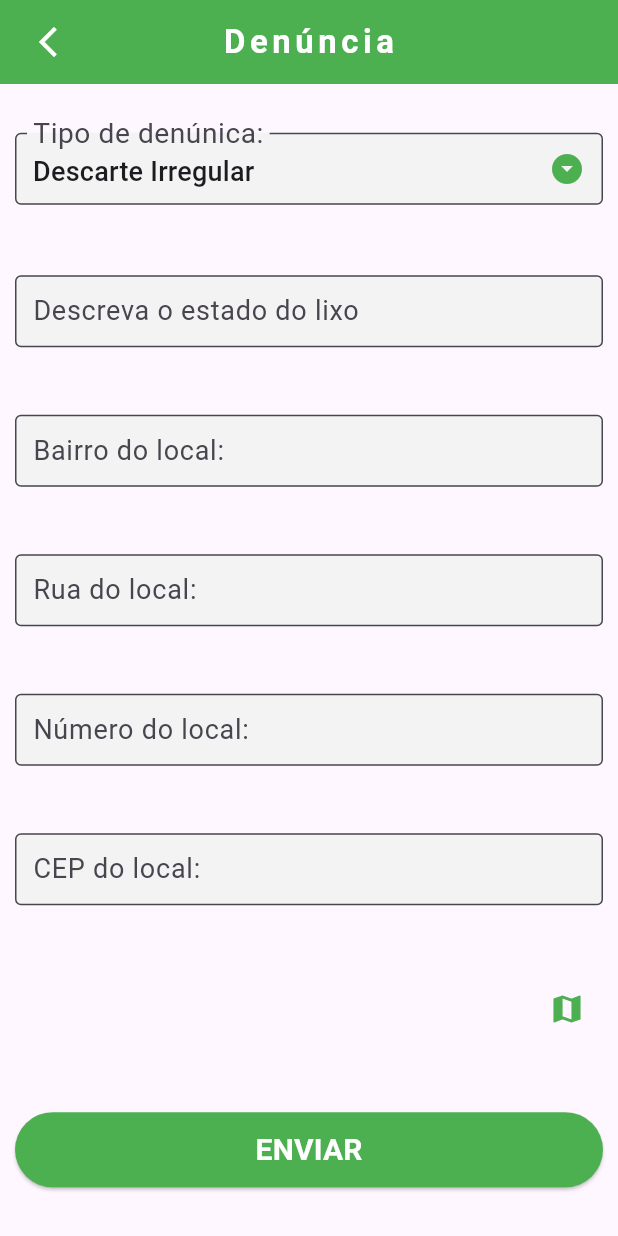
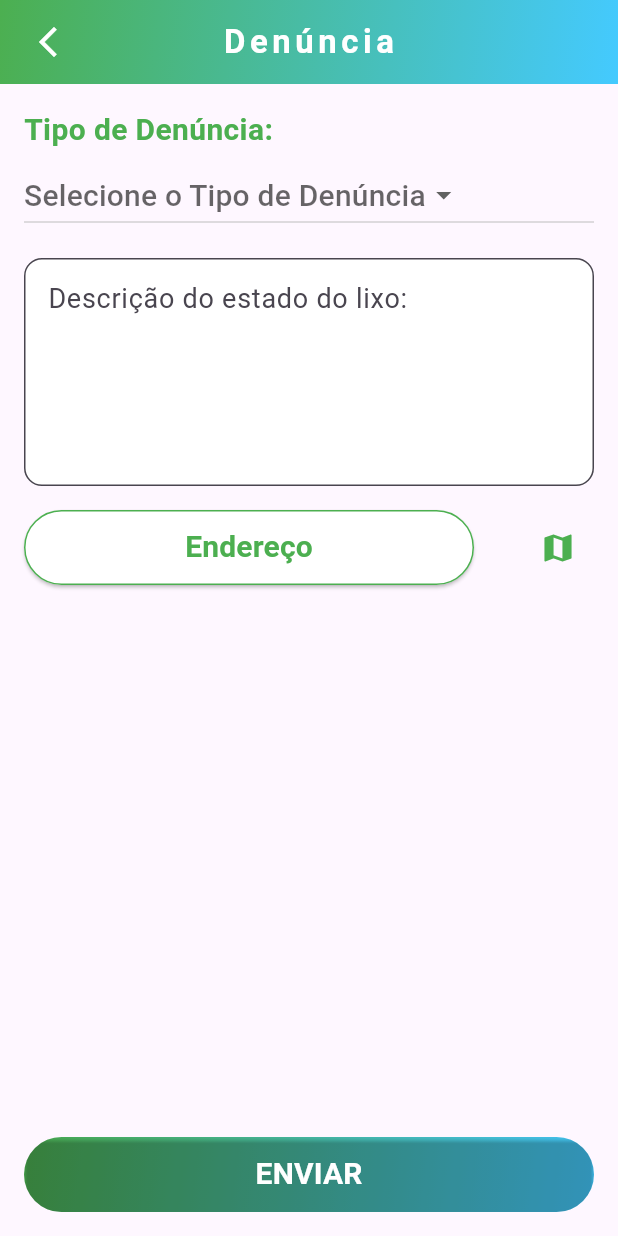
Before and after one commit to kauanr0d/coletaSeletiva-ES-main2, a Flutter app: the Menu screen opened directly with empty values, after a tap on "DENÚNCIAS", on a phone screen of 412 x 824 dp. Run offline on Flutter 3.47's test engine with Material 3 defaults, Android fonts, the phone set to English and light mode, and no system bars; our stand-ins replace sqflite, sqflite_common_ffi; accounts and stored records are empty.

Commit message:
pedro: visual atualizado

```diff
--- a/lib/Telas/Denuncia/TelaDenuncia.dart
+++ b/lib/Telas/Denuncia/TelaDenuncia.dart
@@ -2,7 +2,6 @@ import 'package:flutter/material.dart';
 import 'package:flutter/services.dart';
 import 'package:projeto_coleta_seletiva/DAO/DenunciaDAOImpl.dart';
 import 'package:projeto_coleta_seletiva/InputFormatter/CepInputFormatter.dart';
-import 'package:projeto_coleta_seletiva/Interfaces/DenunciaDAO.dart';
 import 'package:projeto_coleta_seletiva/Models/Denuncia.dart';
 import 'package:projeto_coleta_seletiva/Models/Usuario.dart';
 import 'package:projeto_coleta_seletiva/Models/Enums/TipoDenuncia.dart';
@@ -11,9 +10,8 @@ import 'package:projeto_coleta_seletiva/Models/Endereco.dart';
 class TelaDenuncia extends StatefulWidget {
   final Usuario usuario;
 
-  TelaDenuncia(
-      {Key? key,
-      required this.usuario}); // Construtor que recebe o usuário como parâmetro
+  TelaDenuncia({Key? key, required this.usuario})
+      : super(key: key); // Construtor que recebe o usuário como parâmetro
 
   @override
   State<TelaDenuncia> createState() => _TelaDenunciaState(usuario: usuario);
@@ -21,11 +19,16 @@ class TelaDenuncia extends StatefulWidget {
 
 class _TelaDenunciaState extends State<TelaDenuncia> {
   final Usuario usuario;
-  TipoDenuncia _selectedTipoDenuncia = TipoDenuncia.DescarteIrregular;
+  TipoDenuncia? _selectedTipoDenuncia;
   String descricaoDenuncia = "";
   Endereco endereco = Endereco("", "", 0, "");
 
   _TelaDenunciaState({required this.usuario});
+
+  TextEditingController bairroController = TextEditingController();
+  TextEditingController ruaController = TextEditingController();
+  TextEditingController numeroController = TextEditingController();
+  TextEditingController cepController = TextEditingController();
 
   @override
   Widget build(BuildContext context) {
@@ -41,7 +44,20 @@ class _TelaDenunciaState extends State<TelaDenuncia> {
             ),
           ),
           centerTitle: true, // Centraliza o título na AppBar
-          backgroundColor: Colors.green,
+          backgroundColor:
+              Colors.transparent, // Defina a cor de fundo como transparente
+          flexibleSpace: Container(
+            decoration: const BoxDecoration(
+              gradient: LinearGradient(
+                colors: [
+                  Colors.green,
+                  Color.fromARGB(255, 68, 202, 255),
+                ], // Cores do gradiente
+                begin: Alignment.topLeft,
+                end: Alignment.bottomRight,
+              ),
+            ),
+          ),
           leading: GestureDetector(
             onTap: () {
               // Ação quando qualquer parte do container é clicada
@@ -62,181 +78,103 @@ class _TelaDenunciaState extends State<TelaDenuncia> {
             ),
           ),
         ),
-        body: Padding(
+        body: SingleChildScrollView(
+          child: Padding(
             //Controlar margem
-          padding: const EdgeInsets.all(10.0),
+            padding: const EdgeInsets.all(16.0),
             child: Column(
-            mainAxisAlignment: MainAxisAlignment.spaceAround,
+              //mainAxisAlignment: MainAxisAlignment.spaceEvenly,
               crossAxisAlignment: CrossAxisAlignment.stretch,
               children: [
                 //Tipo de denuncia
+                const Text(
+                  'Tipo de Denúncia:',
+                  style: TextStyle(
+                      fontSize: 20.0,
+                      fontWeight: FontWeight.bold,
+                      color: Colors.green),
+                ),
+                const SizedBox(height: 5),
+
                 SizedBox(
-                height: 50,
-                child: DropdownButtonFormField<TipoDenuncia>(
+                  height: 50, // Ajuste a altura conforme necessário
+                  child: DropdownButton<TipoDenuncia>(
                     value: _selectedTipoDenuncia,
-                  onChanged: (TipoDenuncia? newValue) {
-                    if (newValue != null) {
-                      setState(() {
-                        _selectedTipoDenuncia = newValue;
-                      });
-                    }
-                  },
-                  isExpanded: true,
-                  items: TipoDenuncia.values.map((TipoDenuncia tipo) {
+                    items: TipoDenuncia.values.map((tipoDenuncia) {
                       return DropdownMenuItem<TipoDenuncia>(
-                      value: tipo,
-                      //REGEX doida pra pegar o ENUM e fazer em texto
+                        value: tipoDenuncia,
                         child: Text(
-                        tipo
-                            .toString()
-                            .split('.')
-                            .last
-                            .splitMapJoin(
-                              RegExp(r'([A-Z])'),
-                              onMatch: (m) => ' ${m.group(1)}',
-                              onNonMatch: (n) => n,
-                            )
-                            .trim(),
-                        style: const TextStyle(
-                          fontSize: 18.0, // Tamanho da fonte
-                        ),
+                          tipoDenuncia.toCustomString(),
+                          style: const TextStyle(fontSize: 18),
                         ),
                       );
                     }).toList(),
-                  icon: const Icon(Icons.arrow_drop_down_circle,
-                      color: Colors.green),
-                  dropdownColor: const Color.fromARGB(255, 243, 243, 243),
-                  decoration: const InputDecoration(
-                    contentPadding: EdgeInsets.symmetric(
-                        vertical: 8.0,
-                        horizontal: 8.0), // Ajuste o valor conforme necessário
+                    onChanged: (value) {
+                      setState(() {
+                        _selectedTipoDenuncia = value;
+                      });
+                    },
+                    hint: const Text(
+                      'Selecione o Tipo de Denúncia',
+                      style: TextStyle(fontSize: 20),
+                    ),
+                  ),
+                ),
+                const SizedBox(height: 16),
+
+                //Descrever denuncia
+                TextFormField(
+                  onChanged: (text) {
+                    descricaoDenuncia = text;
+                  },
+                  maxLines: 5,
+                  decoration: InputDecoration(
+                    alignLabelWithHint: true,
+                    labelText: 'Descrição do estado do lixo:',
+                    labelStyle: const TextStyle(fontSize: 18.0),
+                    border: OutlineInputBorder(
+                      borderRadius: BorderRadius.circular(12),
+                    ),
                     filled: true,
-                    fillColor: Color.fromARGB(255, 243, 243, 243),
-                    labelText: 'Tipo de denúnica:',
-                    labelStyle: TextStyle(fontSize: 25.0),
-                    border: OutlineInputBorder(
-                      borderSide: BorderSide(
-                        color: Colors.green, // Defina a cor desejada da borda
+                    fillColor: Colors.white,
+                  ),
+                  validator: (text) {
+                    if (text == null || text.isEmpty) {
+                      return 'Por favor, insira uma descrição';
+                    }
+                    return null;
+                  },
+                ),
+                const SizedBox(height: 16),
+
+                //Definir ENDEREÇO denuncia
+                Row(
+                  mainAxisAlignment: MainAxisAlignment.spaceBetween,
+                  children: [
+                    ElevatedButton(
+                      onPressed: () {
+                        enderecoPopUp(context);
+                      },
+                      style: ElevatedButton.styleFrom(
+                        backgroundColor: Colors.white,
+                        disabledForegroundColor: Colors.green.withOpacity(0.38),
+                        disabledBackgroundColor: Colors.green.withOpacity(
+                            0.12), // Cor do texto ao ser pressionado
+                        side: const BorderSide(color: Colors.green),
+                        minimumSize: const Size(300, 50),
+                      ),
+                      child: const Align(
+                        alignment: Alignment.centerLeft,
+                        child: Text(
+                          'Endereço',
+                          style: TextStyle(
+                            color: Colors.green,
+                            fontSize: 20,
+                            fontWeight: FontWeight.bold,
                           ),
                         ),
                       ),
                     ),
-              ),
-
-              //Descrever denuncia
-              TextField(
-                onChanged: (text) {
-                  descricaoDenuncia = text;
-                },
-                decoration: const InputDecoration(
-                  contentPadding:
-                      EdgeInsets.symmetric(vertical: 8.0, horizontal: 8.0),
-                  filled: true,
-                  fillColor: Color.fromARGB(255, 243, 243, 243),
-                  labelText: 'Descreva o estado do lixo',
-                  labelStyle: TextStyle(fontSize: 18.0),
-                  border: OutlineInputBorder(
-                    borderSide: BorderSide(color: Colors.green, width: 20),
-                  ),
-                ),
-                style: const TextStyle(fontSize: 18.0),
-              ),
-
-              //Definir ENDEREÇO denuncia
-              //BAIRRO
-              TextField(
-                onChanged: (text) {
-                  endereco.bairro = text;
-                },
-                decoration: const InputDecoration(
-                  contentPadding:
-                      EdgeInsets.symmetric(vertical: 8.0, horizontal: 8.0),
-                  filled: true,
-                  fillColor: Color.fromARGB(255, 243, 243, 243),
-                  labelText: 'Bairro do local:',
-                  labelStyle: TextStyle(fontSize: 18.0),
-                  border: OutlineInputBorder(
-                    borderSide: BorderSide(color: Colors.green, width: 20),
-                  ),
-                ),
-                style: const TextStyle(fontSize: 18.0),
-              ),
-
-              //RUA
-              TextField(
-                onChanged: (text) {
-                  endereco.rua = text;
-                },
-                decoration: const InputDecoration(
-                  contentPadding:
-                      EdgeInsets.symmetric(vertical: 8.0, horizontal: 8.0),
-                  filled: true,
-                  fillColor: Color.fromARGB(255, 243, 243, 243),
-                  labelText: 'Rua do local:',
-                  labelStyle: TextStyle(fontSize: 18.0),
-                  border: OutlineInputBorder(
-                    borderSide: BorderSide(color: Colors.green, width: 20),
-                  ),
-                ),
-                style: const TextStyle(fontSize: 18.0),
-              ),
-
-              //NUMERO
-              TextField(
-                onChanged: (text) {
-                  //Converter para int
-                  endereco.numero = int.parse(text);
-                },
-                keyboardType: TextInputType
-                    .number, //Define o tipo de teclado para aceitar apenas números
-                inputFormatters: [
-                  FilteringTextInputFormatter.digitsOnly
-                ], //Aceita apenas dígitos
-                decoration: const InputDecoration(
-                  contentPadding:
-                      EdgeInsets.symmetric(vertical: 8.0, horizontal: 8.0),
-                  filled: true,
-                  fillColor: Color.fromARGB(255, 243, 243, 243),
-                  labelText: 'Número do local:',
-                  labelStyle: TextStyle(fontSize: 18.0),
-                  border: OutlineInputBorder(
-                    borderSide: BorderSide(color: Colors.green, width: 20),
-                  ),
-                ),
-                style: const TextStyle(fontSize: 18.0),
-              ),
-
-              //CEP
-              TextField(
-                onChanged: (text) {
-                  text = text.replaceAll(' ', ''); //Remover espaços em branco
-
-                  endereco.cep = text;
-                },
-                keyboardType: TextInputType.number,
-                inputFormatters: [
-                  FilteringTextInputFormatter.digitsOnly,
-                  LengthLimitingTextInputFormatter(
-                      8), // Limite para 9 caracteres (incluindo o hífen)
-                  CepInputFormatter(), // Formatter customizado para formatar o CEP
-                ],
-                decoration: const InputDecoration(
-                  contentPadding:
-                      EdgeInsets.symmetric(vertical: 8.0, horizontal: 8.0),
-                  filled: true,
-                  fillColor: Color.fromARGB(255, 243, 243, 243),
-                  labelText: 'CEP do local:',
-                  labelStyle: TextStyle(fontSize: 18.0),
-                  border: OutlineInputBorder(
-                    borderSide: BorderSide(color: Colors.green, width: 20),
-                  ),
-                ),
-                style: const TextStyle(fontSize: 18.0),
-              ),
-
-              Row(
-                mainAxisAlignment: MainAxisAlignment.end,
-                children: [
                     IconButton(
                       icon: const Icon(
                         Icons.map,
@@ -248,29 +186,51 @@ class _TelaDenunciaState extends State<TelaDenuncia> {
                     ),
                   ],
                 ),
-
-              //Enviar denuncia
-              SizedBox(
+                const SizedBox(height: 16),
+              ],
+            ),
+          ),
+        ),
+        bottomNavigationBar: Padding(
+          padding: const EdgeInsets.all(16.0),
+          child: ClipRRect(
+            borderRadius: BorderRadius.circular(25.0),
+            child: Container(
+              decoration: const BoxDecoration(
+                gradient: LinearGradient(
+                  colors: [
+                    Colors.green,
+                    Color.fromARGB(255, 68, 202, 255),
+                  ], // Cores do gradiente
+                  begin: Alignment.topLeft,
+                  end: Alignment.bottomRight,
+                ),
+              ),
+              child: SizedBox(
                 height: 50,
                 child: ElevatedButton(
                   onPressed: () {
                     _vericarInput(usuario);
                   },
                   style: ElevatedButton.styleFrom(
-                    backgroundColor: Colors.green,
+                    backgroundColor: Colors
+                        .transparent, //Defina a cor de fundo como transparente
+                    shape: RoundedRectangleBorder(
+                      borderRadius: BorderRadius.circular(
+                          12.0), //Ajuste o raio conforme necessário
+                    ),
                   ),
                   child: const Text(
                     'ENVIAR',
                     style: TextStyle(
-                      color: Colors.white, // Cor do texto
-                      fontSize: 20, // Tamanho do texto
+                      color: Colors.white,
+                      fontSize: 20,
                       fontWeight: FontWeight.bold,
-                      // Adicione outras propriedades de estilo conforme necessário
                     ),
                   ),
                 ),
               ),
-            ],
+            ),
           ),
         ),
       ),
@@ -308,7 +268,6 @@ class _TelaDenunciaState extends State<TelaDenuncia> {
       numero: endereco.numero.toString(),
     );
 
-    //TODO: Remover comentario quando estiver funcionando a adição de denuncia
     //Chamar o método salvarDenuncia da instância de DenunciaDAO
     denunciaDAO.salvarDenuncia(denuncia, usuario);
     Navigator.pop(context);
@@ -344,6 +303,157 @@ class _TelaDenunciaState extends State<TelaDenuncia> {
         ),
       );
 
+  Future enderecoPopUp(BuildContext context) => showDialog(
+        context: context,
+        builder: (context) => AlertDialog(
+          backgroundColor: Colors.green,
+          title: const Text(
+            "Endereço",
+            style: TextStyle(color: Colors.white),
+          ),
+          insetPadding: EdgeInsets.zero,
+          content: SingleChildScrollView(
+            child: Column(
+              children: [
+                // BAIRRO
+                TextField(
+                  controller: bairroController,
+                  onChanged: (text) {
+                    endereco.bairro = text;
+                  },
+                  maxLines: 2,
+                  decoration: InputDecoration(
+                    contentPadding: const EdgeInsets.symmetric(
+                        vertical: 8.0, horizontal: 8.0),
+                    filled: true,
+                    fillColor: const Color.fromARGB(255, 243, 243, 243),
+                    labelText: 'Bairro:',
+                    labelStyle: const TextStyle(fontSize: 18.0),
+                    border: OutlineInputBorder(
+                      borderSide:
+                          const BorderSide(color: Colors.green, width: 20),
+                      borderRadius: BorderRadius.circular(12),
+                    ),
+                  ),
+                  style: const TextStyle(fontSize: 18.0),
+                ),
+                const SizedBox(
+                  height: 16,
+                ),
+
+                // RUA
+                TextField(
+                  controller: ruaController,
+                  onChanged: (text) {
+                    endereco.rua = text;
+                  },
+                  maxLines: 2,
+                  decoration: InputDecoration(
+                    contentPadding: const EdgeInsets.symmetric(
+                        vertical: 8.0, horizontal: 8.0),
+                    filled: true,
+                    fillColor: const Color.fromARGB(255, 243, 243, 243),
+                    labelText: 'Rua:',
+                    labelStyle: const TextStyle(fontSize: 18.0),
+                    border: OutlineInputBorder(
+                      borderSide:
+                          const BorderSide(color: Colors.green, width: 20),
+                      borderRadius: BorderRadius.circular(12),
+                    ),
+                  ),
+                  style: const TextStyle(fontSize: 18.0),
+                ),
+                const SizedBox(
+                  height: 16,
+                ),
+
+                // NUMERO
+                TextField(
+                  controller: numeroController,
+                  onChanged: (text) {
+                    //Converter para int
+                    endereco.numero = int.parse(text);
+                  },
+                  keyboardType: TextInputType.number,
+                  inputFormatters: [
+                    FilteringTextInputFormatter.digitsOnly
+                  ], //Aceita apenas dígitos
+                  decoration: InputDecoration(
+                    contentPadding: const EdgeInsets.symmetric(
+                        vertical: 8.0, horizontal: 8.0),
+                    filled: true,
+                    fillColor: const Color.fromARGB(255, 243, 243, 243),
+                    labelText: 'Número: (Opcional)',
+                    labelStyle: const TextStyle(fontSize: 18.0),
+                    border: OutlineInputBorder(
+                      borderSide:
+                          const BorderSide(color: Colors.green, width: 20),
+                      borderRadius: BorderRadius.circular(12),
+                    ),
+                  ),
+                  style: const TextStyle(fontSize: 18.0),
+                ),
+                const SizedBox(
+                  height: 16,
+                ),
+
+                // CEP
+                TextField(
+                  controller: cepController,
+                  onChanged: (text) {
+                    text = text.replaceAll(' ', ''); //Remover espaços em branco
+
+                    endereco.cep = text;
+                  },
+                  keyboardType: TextInputType.number,
+                  inputFormatters: [
+                    FilteringTextInputFormatter.digitsOnly,
+                    LengthLimitingTextInputFormatter(
+                        8), // Limite para 9 caracteres (incluindo o hífen)
+                    CepInputFormatter(), // Formatter customizado para formatar o CEP
+                  ],
+                  decoration: InputDecoration(
+                    contentPadding: const EdgeInsets.symmetric(
+                        vertical: 8.0, horizontal: 8.0),
+                    filled: true,
+                    fillColor: const Color.fromARGB(255, 243, 243, 243),
+                    labelText: 'CEP: (Opcional)',
+                    labelStyle: const TextStyle(fontSize: 18.0),
+                    border: OutlineInputBorder(
+                      borderSide:
+                          const BorderSide(color: Colors.green, width: 20),
+                      borderRadius: BorderRadius.circular(12),
+                    ),
+                  ),
+                  style: const TextStyle(fontSize: 18.0),
+                ),
+              ],
+            ),
+          ),
+          actions: [
+            ButtonBar(
+              alignment: MainAxisAlignment.start,
+              children: [
+                TextButton(
+                  onPressed: () {
+                    Navigator.of(context).pop();
+                  },
+                  style: ButtonStyle(
+                    backgroundColor:
+                        MaterialStateProperty.all<Color>(Colors.white),
+                  ),
+                  child: const Text(
+                    "FECHAR",
+                    style: TextStyle(
+                        color: Colors.green, fontWeight: FontWeight.bold),
+                  ),
+                ),
+              ],
+            ),
+          ],
+        ),
+      );
+
   Future popUpErro() => showDialog(
         context: context,
         builder: (context) => AlertDialog(
```
Also changed, not shown: lib/Telas/Agendamento/TelaAgendamento.dart (+51 -14 lines). Lines whose indentation alone changed are shown as unchanged.
